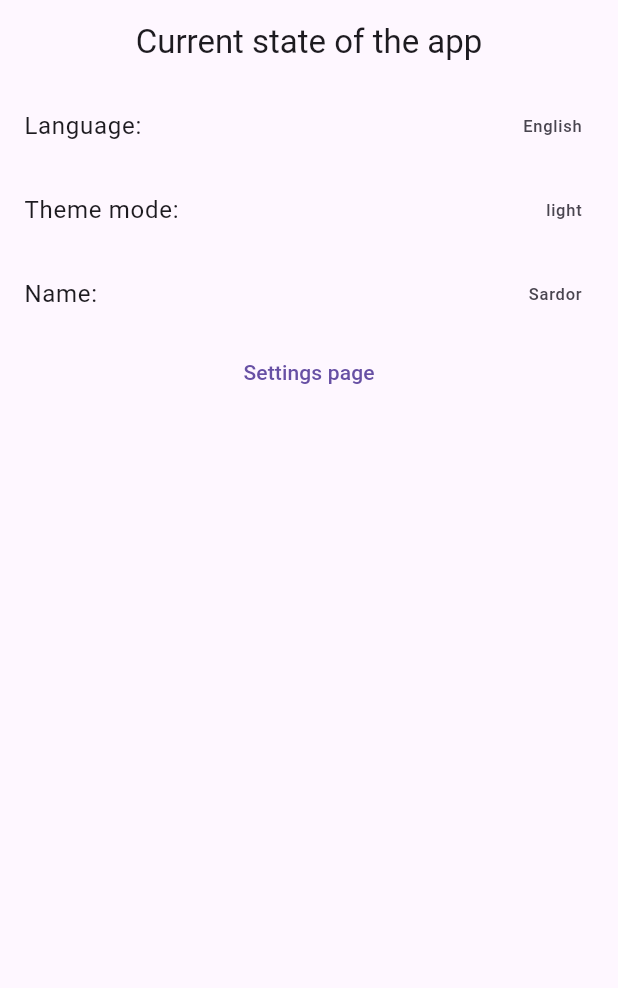
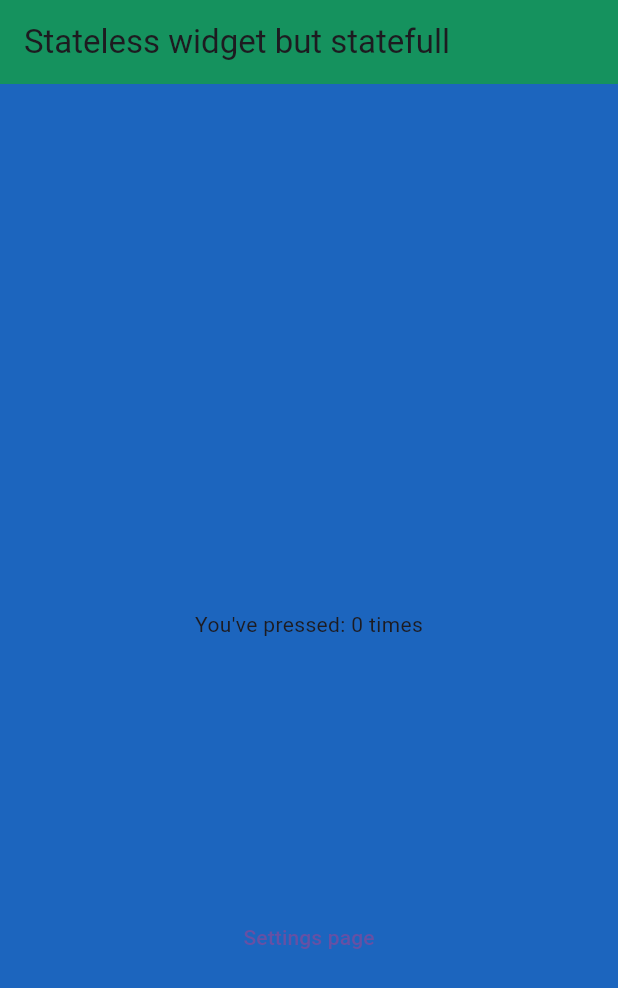
Before and after one commit to USardorB/playground, a Flutter app: the screen it shows after launch, on a phone screen of 412 x 824 dp. Shown: the top 988 px of the screen. Run offline on Flutter 3.47's test engine with Material 3 defaults, Android fonts, the phone set to English and light mode, and no system bars.

Commit message:
stateless element.markneedsBuild(stateless statefull widget)

```diff
--- a/lib/app.dart
+++ b/lib/app.dart
@@ -1,7 +1,6 @@
 import 'dart:developer';
 import 'package:flutter/material.dart';
 import 'package:playground/home_page.dart';
-import 'package:playground/inherited_notifier.dart';
 
 class MiniApp extends StatelessWidget {
   const MiniApp({super.key});
@@ -9,15 +8,10 @@ class MiniApp extends StatelessWidget {
   @override
   Widget build(BuildContext context) {
     log('MiniApp got (re)build');
-    return SettingsInheritedModifier(
-      notifier: ValueNotifier(
-        AppSettings(name: 'Sardor', isDark: false, language: 'English'),
-      ),
-      child: const MaterialApp(
-        title: 'Test App',
-        debugShowCheckedModeBanner: false,
-        home: HomePage(),
-      ),
+    return const MaterialApp(
+      title: 'Test App',
+      debugShowCheckedModeBanner: false,
+      home: HomePage(),
     );
   }
 }
--- a/lib/home_page.dart
+++ b/lib/home_page.dart
@@ -1,45 +1,49 @@
-import 'dart:developer';
+import 'dart:math';
 
 import 'package:flutter/material.dart';
-import 'package:playground/inherited_notifier.dart';
-import 'package:playground/settings_page.dart';
 
 class HomePage extends StatelessWidget {
   const HomePage({super.key});
-
   @override
   Widget build(BuildContext context) {
-    final model = SettingsInheritedModifier.of(context).value;
-    log('HomePage got (re)build');
+    final Random random = Random();
+    int counter = 0;
     return Scaffold(
+      backgroundColor: Color.fromRGBO(
+        random.nextInt(256), // Red (0-255)
+        random.nextInt(256), // Green (0-255)
+        random.nextInt(256), // Blue (0-255)
+        1, // Opacity (1 = fully opaque)
+      ),
       appBar: AppBar(
-        title: const Text('Current state of the app'),
-        centerTitle: true,
+        backgroundColor: Color.fromRGBO(
+          random.nextInt(256), // Red (0-255)
+          random.nextInt(256), // Green (0-255)
+          random.nextInt(256), // Blue (0-255)
+          1, // Opacity (1 = fully opaque)
+        ),
+        title: const Text('Stateless widget but statefull'),
       ),
-      body: Center(
-        child: Column(
-          children: [
-            ListTile(
-              title: const Text('Language:'),
-              trailing: Text(model.language),
-            ),
-            ListTile(
-              title: const Text('Theme mode:'),
-              trailing: Text(model.isDark ? "dark" : 'light'),
-            ),
-            ListTile(title: const Text('Name:'), trailing: Text(model.name)),
-            TextButton(
-              onPressed: () async => await Navigator.push(
-                context,
-                MaterialPageRoute(
-                  builder: (context) => const SettingsPage(),
-                ),
+      body: Builder(builder: (context) {
+        return Center(
+          child: Column(
+            children: [
+              Spacer(),
+              Spacer(),
+              Text('You\'ve pressed: $counter times'),
+              Spacer(),
+              TextButton(
+                onPressed: () async {
+                  counter++;
+                  (context as Element).markNeedsBuild();
+                },
+                child: const Text('Settings page'),
               ),
-              child: const Text('Settings page'),
-            )
-          ],
-        ),
-      ),
+              Spacer(),
+            ],
+          ),
+        );
+      }),
     );
   }
 }
--- a/lib/inherited_notifier.dart
+++ /dev/null
@@ -1,42 +0,0 @@
-import 'dart:developer';
-
-import 'package:flutter/material.dart';
-
-class AppSettings {
-  String name;
-  bool isDark;
-  String language;
-
-  AppSettings({
-    required this.name,
-    required this.isDark,
-    required this.language,
-  });
-
-  @override
-  bool operator ==(covariant AppSettings other) {
-    log('${name == other.name && isDark == other.isDark && language == other.language}');
-    return name == other.name &&
-        isDark == other.isDark &&
-        language == other.language;
-  }
-
-  @override
-  int get hashCode {
-    log('${name.hashCode ^ isDark.hashCode ^ language.hashCode}');
-    return name.hashCode ^ isDark.hashCode ^ language.hashCode;
-  }
-}
-
-class SettingsInheritedModifier
-    extends InheritedNotifier<ValueNotifier<AppSettings>> {
-  const SettingsInheritedModifier({
-    super.key,
-    required super.notifier,
-    required super.child,
-  });
-
-  static ValueNotifier<AppSettings> of(BuildContext context) => context
-      .dependOnInheritedWidgetOfExactType<SettingsInheritedModifier>()!
-      .notifier!;
-}
--- a/lib/settings_page.dart
+++ /dev/null
@@ -1,73 +0,0 @@
-import 'dart:developer';
-
-import 'package:flutter/cupertino.dart';
-import 'package:flutter/material.dart';
-import 'package:playground/inherited_notifier.dart';
-
-class SettingsPage extends StatelessWidget {
-  const SettingsPage({super.key});
-
-  @override
-  Widget build(BuildContext context) {
-    log('SettingsPage got (re)build');
-    return Scaffold(
-      appBar: AppBar(
-        title: const Text('Settings'),
-        centerTitle: true,
-      ),
-      body: Center(
-        child: Column(
-          children: [
-            ListTile(
-              title: const Text('Language:'),
-              trailing: DropdownMenu<Language>(
-                dropdownMenuEntries: const [
-                  DropdownMenuEntry(value: Language.en, label: 'English'),
-                  DropdownMenuEntry(value: Language.ru, label: 'Russian'),
-                  DropdownMenuEntry(value: Language.uz, label: 'Uzbek'),
-                ],
-                onSelected: (value) {
-                  final current = SettingsInheritedModifier.of(context).value;
-                  SettingsInheritedModifier.of(context).value = AppSettings(
-                    name: current.name,
-                    isDark: current.isDark,
-                    language: value?.name ?? 'nothing' 'selected',
-                  );
-                },
-              ),
-            ),
-            ListTile(
-              title: const Text('Is Dark:'),
-              trailing: CupertinoSwitch(
-                value: SettingsInheritedModifier.of(context).value.isDark,
-                onChanged: (value) {
-                  final current = SettingsInheritedModifier.of(context).value;
-                  SettingsInheritedModifier.of(context).value = AppSettings(
-                    name: current.name,
-                    isDark: !current.isDark,
-                    language: current.language,
-                  );
-                },
-              ),
-            ),
-            TextField(
-              decoration: const InputDecoration(
-                label: Text('Name:'),
-              ),
-              onSubmitted: (value) {
-                final current = SettingsInheritedModifier.of(context).value;
-                SettingsInheritedModifier.of(context).value = AppSettings(
-                  name: value,
-                  isDark: current.isDark,
-                  language: current.language,
-                );
-              },
-            ),
-          ],
-        ),
-      ),
-    );
-  }
-}
-
-enum Language { en, uz, ru }
```
